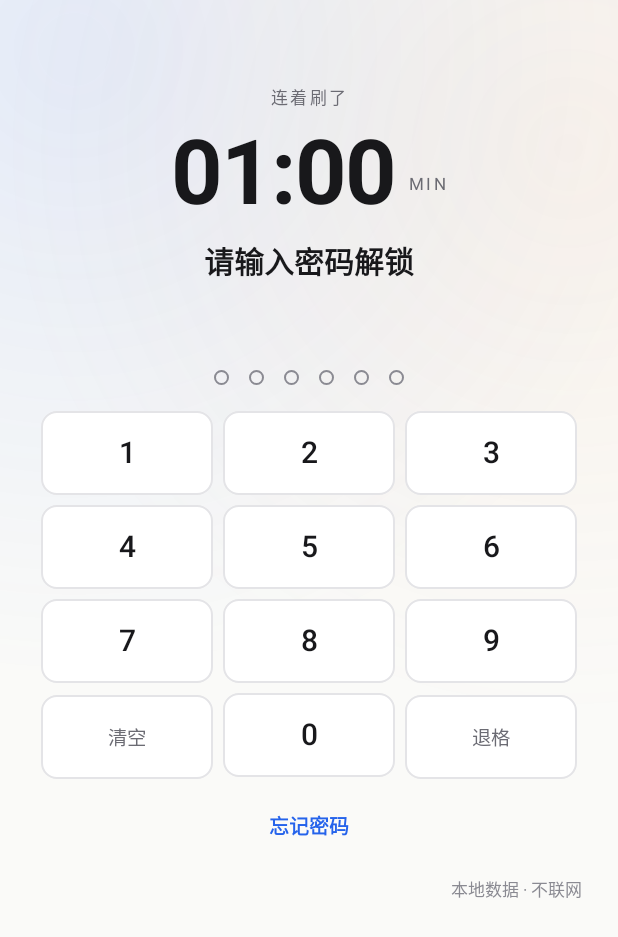
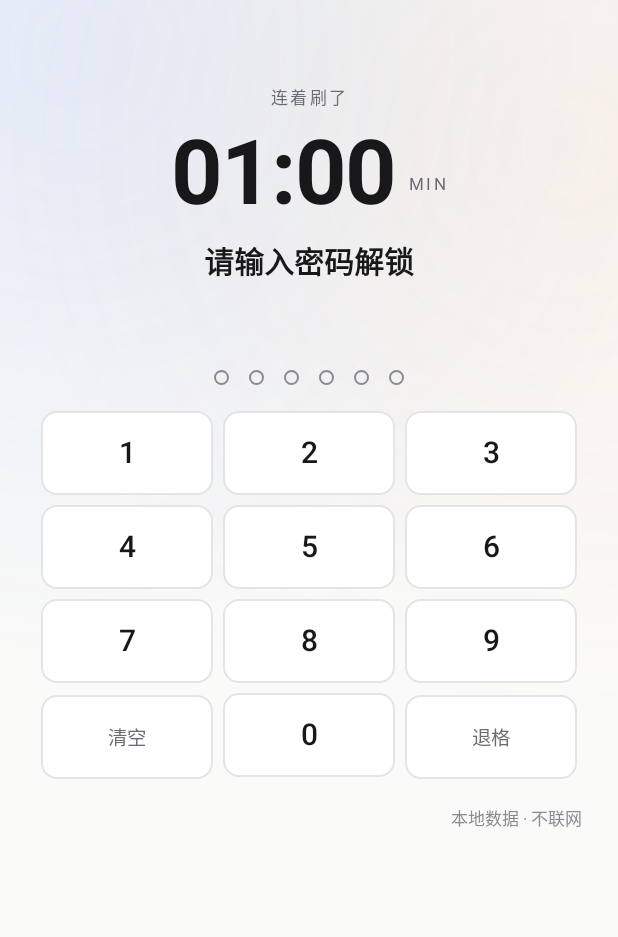
Before and after one commit to AKATSUKI420/tingyixia, an Android app: the layout overlay_lock.xml on its own in the app's theme, with its tools: preview values and no code run, on a phone screen of 412 x 824 dp. Shown: the top 937 px of the screen. Run offline under Robolectric (Android 15) with nearby library versions, the phone set to English and light mode, and no system bars.

Commit message:
release: 1.0.4（去掉规则页与锁屏页的忘记密码）

```diff
--- a/app/build.gradle
+++ b/app/build.gradle
@@ -18,8 +18,8 @@ android {
         applicationId "com.scrollguard"
         minSdk 26
         targetSdk 34
-        versionCode 14
-        versionName "1.0.3"
+        versionCode 15
+        versionName "1.0.4"
     }
 
     signingConfigs {
--- a/app/src/main/res/layout/overlay_lock.xml
+++ b/app/src/main/res/layout/overlay_lock.xml
@@ -82,21 +82,6 @@
                 android:layout_height="wrap_content"
                 android:layout_marginTop="18dp" />
 
-            <TextView
-                android:id="@+id/lock_forgot"
-                android:layout_width="wrap_content"
-                android:layout_height="wrap_content"
-                android:layout_marginTop="8dp"
-                android:includeFontPadding="false"
-                android:paddingStart="16dp"
-                android:paddingEnd="16dp"
-                android:paddingTop="10dp"
-                android:paddingBottom="10dp"
-                android:text="忘记密码"
-                android:textColor="@color/accent"
-                android:textSize="13sp"
-                android:textStyle="bold" />
-
             <LinearLayout
                 android:layout_width="match_parent"
                 android:layout_height="wrap_content"
```
Also changed, not shown: app/src/main/java/com/scrollguard/LockOverlay.java (+0 -16 lines), app/src/main/java/com/scrollguard/MainActivity.java (+2 -25 lines), 5 other files.
